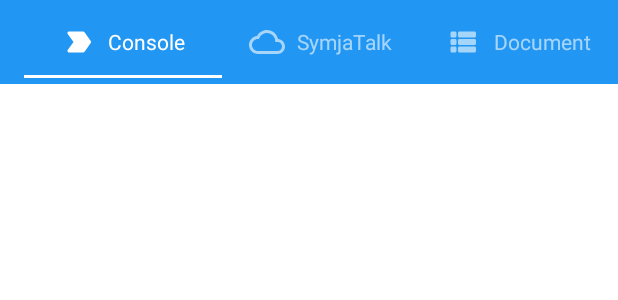
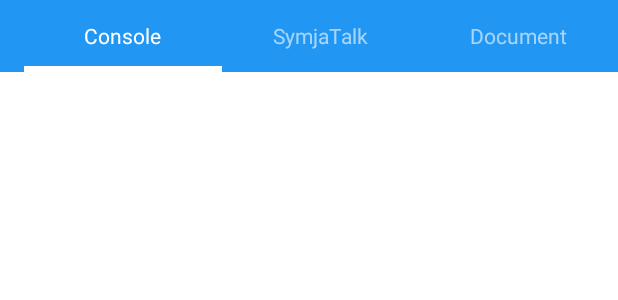
Before and after one commit to axkr/symja-example, an Android app: the layout activity_programming2.xml on its own in the app's theme, with its tools: preview values and no code run, on a phone screen of 412 x 824 dp. Shown: the top 300 px of the screen. Run offline under Robolectric (Android 15) with nearby library versions, the phone set to English and light mode, and no system bars.

Commit message:
Updated UI

```diff
--- a/modules/programming/src/main/java/com/symja/programming/console/ProgrammingResultAdapter.java
+++ b/modules/programming/src/main/java/com/symja/programming/console/ProgrammingResultAdapter.java
@@ -32,7 +32,7 @@ public class ProgrammingResultAdapter extends RecyclerView.Adapter<RecyclerView.
     private List<CalculationItem> document;
     @NonNull
     private final LayoutInflater inflater;
-    private boolean useSpace = true;
+    private boolean useSpace = false;
     @Nullable
     private OnProgrammingItemClickListener programmingItemClickListener;
 
--- a/modules/programming/src/main/res/layout/activity_programming2.xml
+++ b/modules/programming/src/main/res/layout/activity_programming2.xml
@@ -9,42 +9,44 @@
 
     <com.google.android.material.appbar.AppBarLayout
         android:layout_width="match_parent"
-
-        android:layout_height="wrap_content">
+        android:layout_height="48dp">
 
         <androidx.appcompat.widget.Toolbar
             android:id="@+id/toolbar"
             style="@style/Widget.MaterialComponents.Toolbar.Primary"
             android:layout_width="match_parent"
-            android:layout_height="wrap_content"
+            android:layout_height="match_parent"
             app:titleTextAppearance="@style/TextAppearance.AppCompat.Small"
+            tools:navigationIcon="@drawable/round_undo_24"
             tools:title="@string/programming_title">
 
             <com.google.android.material.tabs.TabLayout
                 android:id="@+id/tab_layout"
-                style="@style/Widget.MaterialComponents.TabLayout.PrimarySurface"
+                style="@style/Widget.MaterialComponents.TabLayout.Colored"
                 android:layout_width="match_parent"
-                android:layout_height="wrap_content"
+                android:layout_height="match_parent"
+                android:background="@color/transparent"
+                app:tabIndicatorFullWidth="true"
+                app:tabIndicatorHeight="4dp"
                 app:tabInlineLabel="true"
+                app:tabMinWidth="20dp"
                 app:tabPadding="0dp"
-                app:tabTextAppearance="@style/TextAppearance.AppCompat.Small">
+                app:tabTextAppearance="@style/TextAppearance.AppCompat.Small"
+                app:tabUnboundedRipple="true">
 
                 <com.google.android.material.tabs.TabItem
                     android:layout_width="wrap_content"
                     android:layout_height="wrap_content"
-                    android:icon="@drawable/round_label_important_24"
                     android:text="@string/programming_console" />
 
                 <com.google.android.material.tabs.TabItem
                     android:layout_width="wrap_content"
                     android:layout_height="wrap_content"
-                    android:icon="@drawable/round_cloud_queue_24"
                     android:text="@string/symjatalk" />
 
                 <com.google.android.material.tabs.TabItem
                     android:layout_width="wrap_content"
                     android:layout_height="wrap_content"
-                    android:icon="@drawable/round_view_list_24"
                     android:text="@string/programming_document" />
 
             </com.google.android.material.tabs.TabLayout>
```
Also changed, not shown: modules/programming/src/main/java/com/symja/programming/BaseProgrammingFragment.java (+5 -4 lines), modules/programming/src/main/res/layout/fragment_programming_console.xml (+6 -5 lines), modules/programming/src/main/res/layout/programming_include_input.xml (+24 -20 lines).
